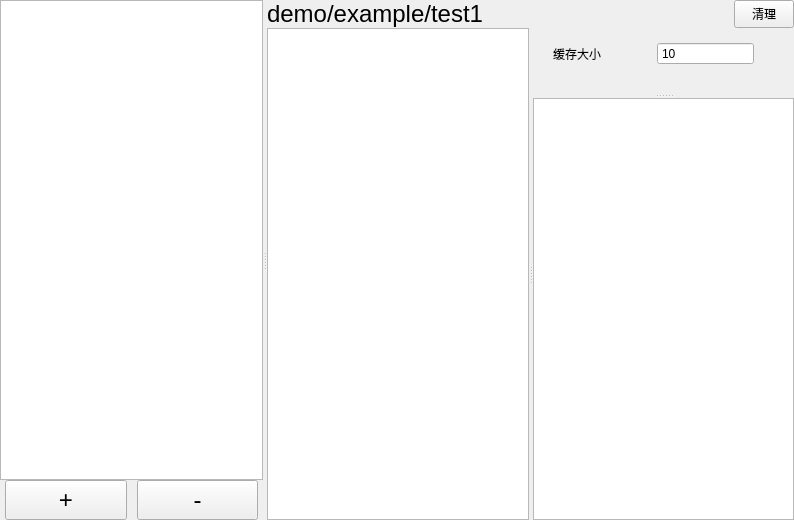
Old version of the form src/page_sub/page_sub.ui in the repository sanri/zenoh-hammer.
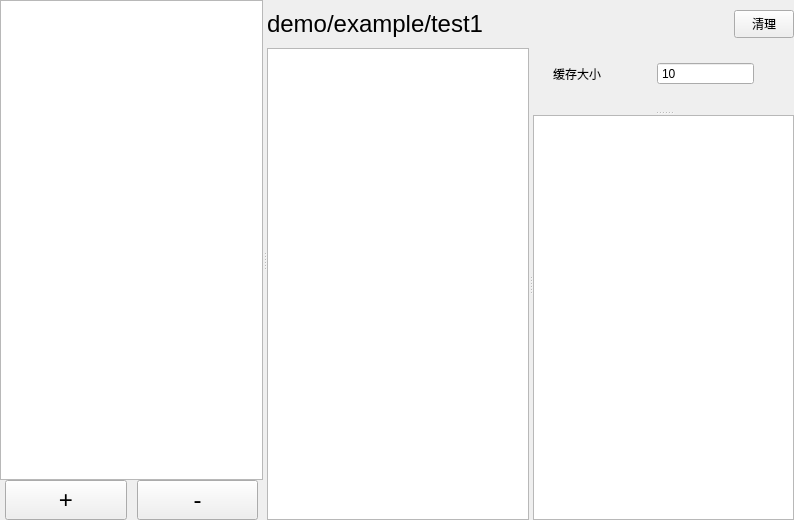
New version of the form.

```diff
--- a/src/page_sub/page_sub.ui
+++ b/src/page_sub/page_sub.ui
@@ -108,11 +108,14 @@
      <widget class="QWidget" name="layoutWidget">
       <layout class="QVBoxLayout" name="verticalLayout_2" stretch="0,1">
        <property name="spacing">
-        <number>0</number>
+        <number>10</number>
        </property>
        <property name="sizeConstraint">
         <enum>QLayout::SetDefaultConstraint</enum>
        </property>
+       <property name="topMargin">
+        <number>10</number>
+       </property>
        <item>
         <layout class="QHBoxLayout" name="horizontalLayout_2">
          <property name="spacing">
```
